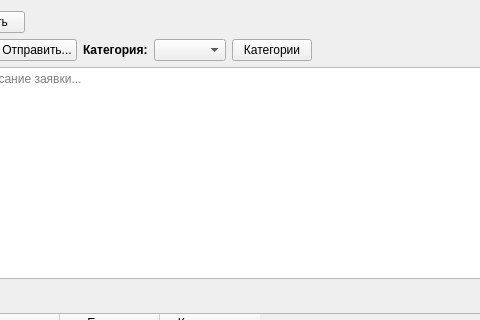
Old version of the form interfaces/create_request.ui in the repository RichCake/Kursovoj-proekt-Karpov-313IS; both pictures show x 152 to 632 and y 0 to 320 of the 807 by 564 pixel window.
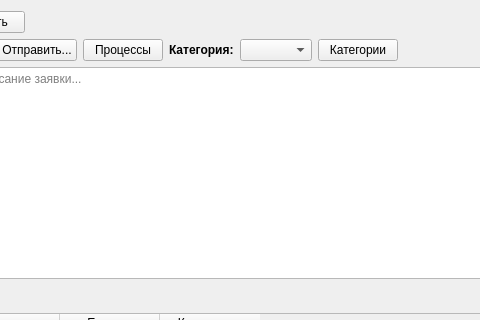
New version of the form. Icons and pictures are not drawn.

Diff of the .ui file:
```diff
--- a/interfaces/create_request.ui
+++ b/interfaces/create_request.ui
@@ -129,6 +129,16 @@
          </property>
         </widget>
        </item>
+       <item>
+        <widget class="QPushButton" name="accept_viewer_btn">
+         <property name="text">
+          <string>Процессы</string>
+         </property>
+         <property name="icon">
+          <iconset theme="QIcon::ThemeIcon::EditFind"/>
+         </property>
+        </widget>
+       </item>
        <item>
         <widget class="QLabel" name="label_4">
          <property name="font">
```
